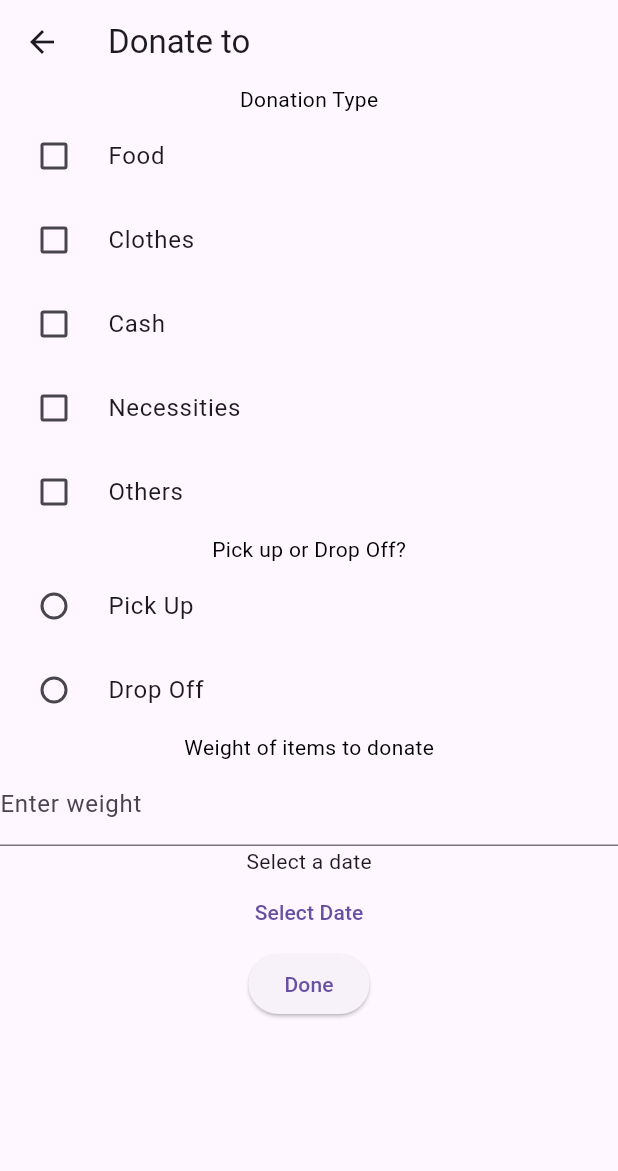
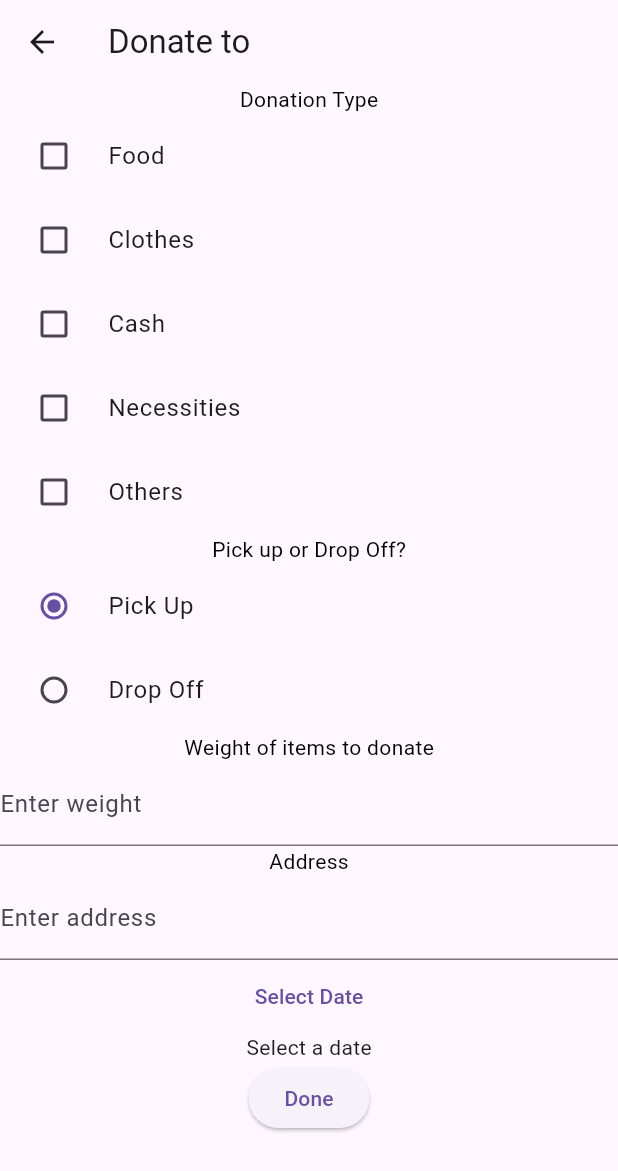
Before and after one commit to montero333/CMSC-23-FINAL-PROJECT, a Flutter app: the DonateToOrganization screen opened directly with empty values, on a phone screen of 412 x 824 dp. Shown: the top 1171 px of the screen. Run offline on Flutter 3.47's test engine with Material 3 defaults, Android fonts, the phone set to English and light mode, and no system bars.

Commit message:
added address bar and image picker

```diff
--- a/lib/pages/date_picker.dart
+++ b/lib/pages/date_picker.dart
@@ -28,13 +28,13 @@ class _DatePickerState extends State<DatePicker> {
         child: Column(
           mainAxisAlignment: MainAxisAlignment.center,
           children: <Widget>[
-            Text(selectedDate == null
-                ? 'Select a date'
-                : 'Selected date: ${selectedDate!.toIso8601String()}'),
             TextButton(
               onPressed: () => _selectDate(context),
               child: Text('Select Date'),
             ),
+            Text(selectedDate == null
+                ? 'Select a date'
+                : 'Selected date: ${selectedDate!.toIso8601String()}'),
           ],
         ),
       );
--- a/lib/pages/donateTo_OrganizationPage.dart
+++ b/lib/pages/donateTo_OrganizationPage.dart
@@ -18,7 +18,7 @@ class _DonateToOrganizationState extends State<DonateToOrganization> {
     "cash": false,
     "necessities": false,
     "others": false,
-    "dropoff_or_pickup":"",
+    "dropoff_or_pickup":"pickUp",
     "weight":0
     };
   List<String> pickUp_or_dropOff = ["pickUp","dropOff"];
@@ -36,6 +36,7 @@ class _DonateToOrganizationState extends State<DonateToOrganization> {
       // Optionally, display an error message to the user
     }
   }
+
 
 
   @override
@@ -125,6 +126,19 @@ class _DonateToOrganizationState extends State<DonateToOrganization> {
                 keyboardType: TextInputType.number,
                 onChanged: (String weightValue) => updateWeight(weightValue), // Only numbers can be entered
               ),
+            Visibility(
+              visible: donationFormInput["dropoff_or_pickup"] != "dropOff",
+              child: Column(
+                children: [
+                  Text("Address",style: TextStyle(color: Colors.black),),
+                  TextField(
+                      decoration: InputDecoration(labelText: "Enter address"),
+                      keyboardType: TextInputType.number,
+                      onChanged: (String weightValue) => updateWeight(weightValue), // Only numbers can be entered
+                    ),
+                ],
+              ),
+            ),
             DatePicker(),
             ElevatedButton(onPressed: () => {
               print(donationFormInput)
--- a/pubspec.yaml
+++ b/pubspec.yaml
@@ -36,6 +36,7 @@ dependencies:
   # Use with the CupertinoIcons class for iOS style icons.
   cupertino_icons: ^1.0.6
   provider: ^6.1.2
+  image_picker: ^0.8.6
 
 dev_dependencies:
   flutter_test:
```
Also changed, not shown: pubspec.lock, 5 other files.
